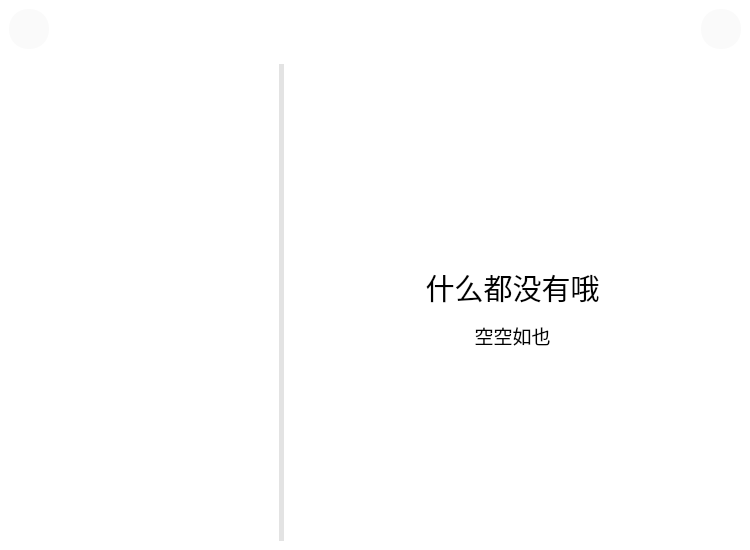
First picture: the form in src/mainwidget.ui, repository LeftStudio/mozi, before the edit.
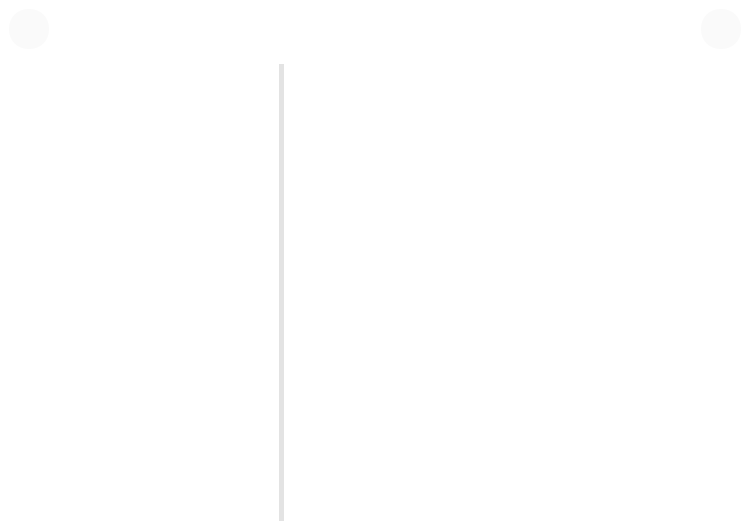
Second picture: the form after the edit. The open tabs and pages were chosen to show the change. Icons and pictures are not drawn. Custom widgets are drawn as their Qt base class.

Patch:
```diff
--- a/src/mainwidget.ui
+++ b/src/mainwidget.ui
@@ -7,13 +7,13 @@
     <x>0</x>
     <y>0</y>
     <width>750</width>
-    <height>550</height>
+    <height>530</height>
    </rect>
   </property>
   <property name="minimumSize">
    <size>
-    <width>550</width>
-    <height>450</height>
+    <width>690</width>
+    <height>500</height>
    </size>
   </property>
   <property name="windowTitle">
@@ -530,19 +530,7 @@
 &lt;html&gt;&lt;head&gt;&lt;meta name=&quot;qrichtext&quot; content=&quot;1&quot; /&gt;&lt;style type=&quot;text/css&quot;&gt;
 p, li { white-space: pre-wrap; }
 &lt;/style&gt;&lt;/head&gt;&lt;body style=&quot; font-family:'微软雅黑'; font-size:11pt; font-weight:400; font-style:normal;&quot;&gt;
-&lt;p style=&quot;-qt-paragraph-type:empty; margin-top:0px; margin-bottom:0px; margin-left:0px; margin-right:0px; -qt-block-indent:0; text-indent:0px; font-family:'Noto Sans'; font-size:10pt;&quot;&gt;&lt;br /&gt;&lt;/p&gt;
-&lt;p align=&quot;center&quot; style=&quot;-qt-paragraph-type:empty; margin-top:0px; margin-bottom:0px; margin-left:0px; margin-right:0px; -qt-block-indent:0; text-indent:0px; font-family:'Noto Sans'; font-size:10pt;&quot;&gt;&lt;br /&gt;&lt;/p&gt;
-&lt;p align=&quot;center&quot; style=&quot;-qt-paragraph-type:empty; margin-top:0px; margin-bottom:0px; margin-left:0px; margin-right:0px; -qt-block-indent:0; text-indent:0px; font-family:'Noto Sans'; font-size:10pt;&quot;&gt;&lt;br /&gt;&lt;/p&gt;
-&lt;p align=&quot;center&quot; style=&quot;-qt-paragraph-type:empty; margin-top:0px; margin-bottom:0px; margin-left:0px; margin-right:0px; -qt-block-indent:0; text-indent:0px; font-family:'Noto Sans'; font-size:10pt;&quot;&gt;&lt;br /&gt;&lt;/p&gt;
-&lt;p align=&quot;center&quot; style=&quot;-qt-paragraph-type:empty; margin-top:0px; margin-bottom:0px; margin-left:0px; margin-right:0px; -qt-block-indent:0; text-indent:0px; font-family:'Noto Sans'; font-size:10pt;&quot;&gt;&lt;br /&gt;&lt;/p&gt;
-&lt;p align=&quot;center&quot; style=&quot;-qt-paragraph-type:empty; margin-top:0px; margin-bottom:0px; margin-left:0px; margin-right:0px; -qt-block-indent:0; text-indent:0px; font-family:'Noto Sans'; font-size:10pt;&quot;&gt;&lt;br /&gt;&lt;/p&gt;
-&lt;p align=&quot;center&quot; style=&quot;-qt-paragraph-type:empty; margin-top:0px; margin-bottom:0px; margin-left:0px; margin-right:0px; -qt-block-indent:0; text-indent:0px; font-family:'Noto Sans'; font-size:10pt;&quot;&gt;&lt;br /&gt;&lt;/p&gt;
-&lt;p align=&quot;center&quot; style=&quot;-qt-paragraph-type:empty; margin-top:0px; margin-bottom:0px; margin-left:0px; margin-right:0px; -qt-block-indent:0; text-indent:0px; font-family:'Noto Sans'; font-size:10pt;&quot;&gt;&lt;br /&gt;&lt;/p&gt;
-&lt;p align=&quot;center&quot; style=&quot;-qt-paragraph-type:empty; margin-top:0px; margin-bottom:0px; margin-left:0px; margin-right:0px; -qt-block-indent:0; text-indent:0px; font-family:'Noto Sans'; font-size:10pt;&quot;&gt;&lt;br /&gt;&lt;/p&gt;
-&lt;p align=&quot;center&quot; style=&quot;-qt-paragraph-type:empty; margin-top:0px; margin-bottom:0px; margin-left:0px; margin-right:0px; -qt-block-indent:0; text-indent:0px; font-family:'Noto Sans'; font-size:10pt;&quot;&gt;&lt;br /&gt;&lt;/p&gt;
-&lt;p align=&quot;center&quot; style=&quot;-qt-paragraph-type:empty; margin-top:0px; margin-bottom:0px; margin-left:0px; margin-right:0px; -qt-block-indent:0; text-indent:0px; font-family:'Noto Sans'; font-size:10pt;&quot;&gt;&lt;br /&gt;&lt;/p&gt;
-&lt;p align=&quot;center&quot; style=&quot; margin-top:0px; margin-bottom:0px; margin-left:0px; margin-right:0px; -qt-block-indent:0; text-indent:0px;&quot;&gt;&lt;span style=&quot; font-family:'Noto Sans'; font-size:22pt;&quot;&gt;什么都没有哦&lt;/span&gt;&lt;/p&gt;
-&lt;p align=&quot;center&quot; style=&quot; margin-top:12px; margin-bottom:12px; margin-left:0px; margin-right:0px; -qt-block-indent:0; text-indent:0px;&quot;&gt;&lt;span style=&quot; font-family:'Noto Sans'; font-size:14pt;&quot;&gt;空空如也&lt;/span&gt;&lt;/p&gt;&lt;/body&gt;&lt;/html&gt;</string>
+&lt;p align=&quot;center&quot; style=&quot;-qt-paragraph-type:empty; margin-top:12px; margin-bottom:12px; margin-left:0px; margin-right:0px; -qt-block-indent:0; text-indent:0px; font-family:'Noto Sans'; font-size:10pt;&quot;&gt;&lt;br /&gt;&lt;/p&gt;&lt;/body&gt;&lt;/html&gt;</string>
           </property>
          </widget>
         </widget>
@@ -883,6 +871,11 @@
    <header location="global">animationstackedwidget.h</header>
    <container>1</container>
   </customwidget>
+  <customwidget>
+   <class>My_ResultTextEdit</class>
+   <extends>QTextEdit</extends>
+   <header location="global">my_resulttextedit.h</header>
+  </customwidget>
  </customwidgets>
  <resources>
   <include location="../resource/rec.qrc"/>
```
Left out of the diff: 18 changed lines with no effect on the pictures.
